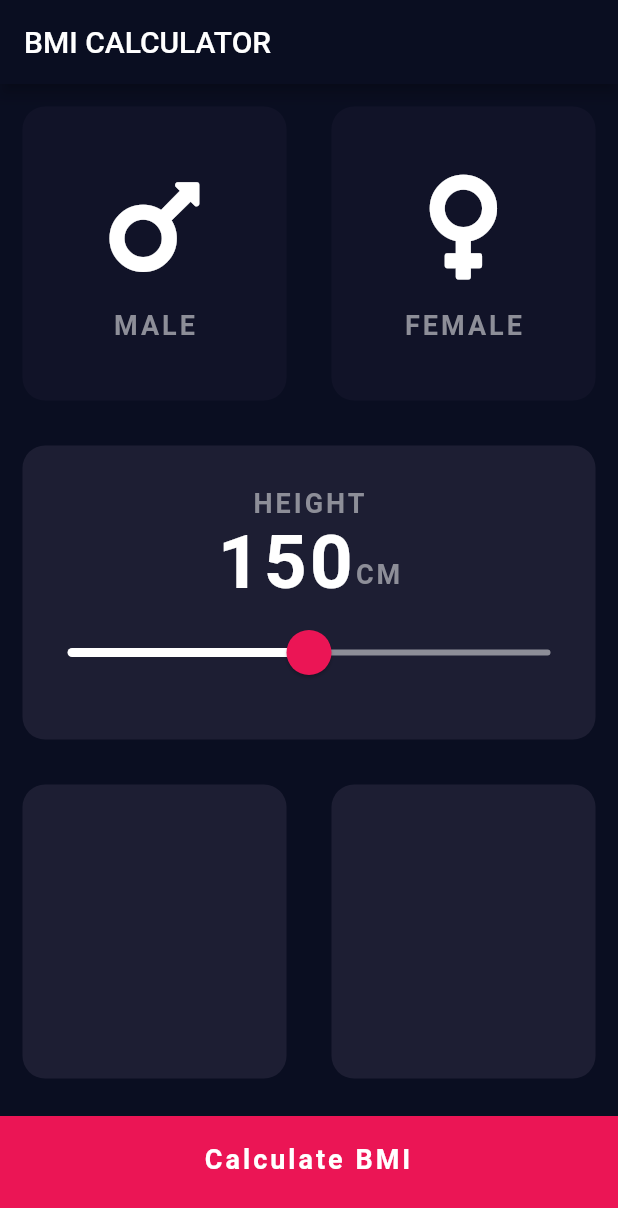
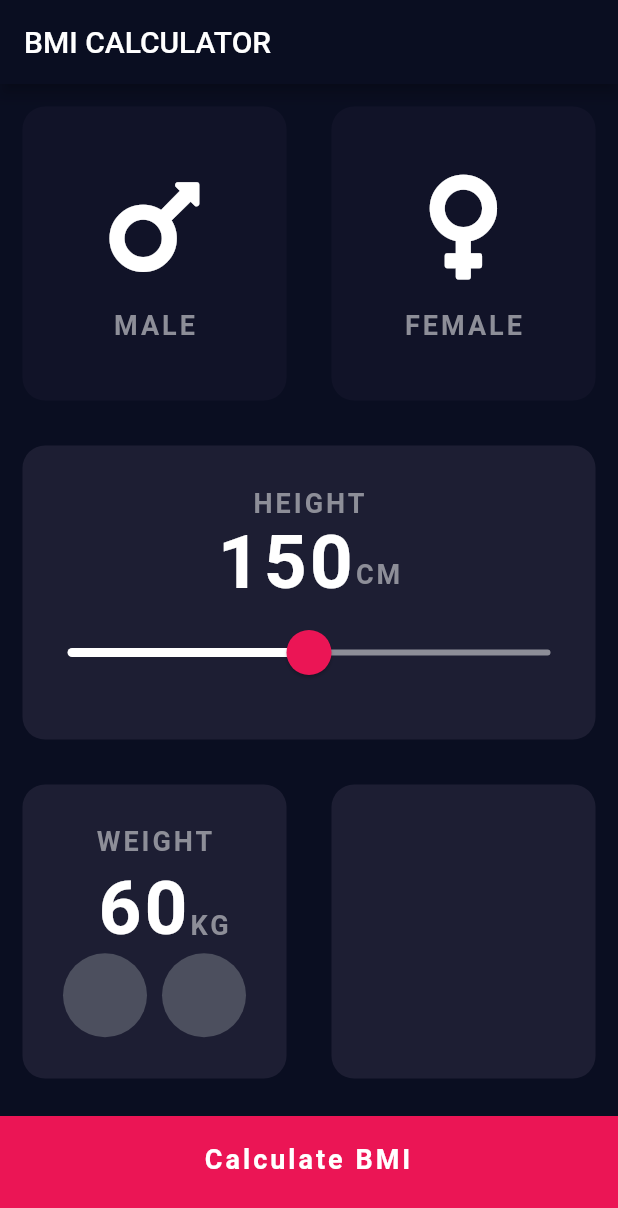
Before and after one commit to nouhben/myBMI, a Flutter app: the screen it shows after launch, on a phone screen of 412 x 824 dp. Shown: the top 1208 px of the screen. Run offline on Flutter 3.47's test engine with Material 2 defaults, Android fonts, the light colour scheme and no system bars; our stand-ins replace font_awesome_flutter.

Commit message:
Adding my own costume button Based on RawMaterialButton Following the way floating action buttons are made

```diff
--- a/lib/input_page.dart
+++ b/lib/input_page.dart
@@ -35,6 +35,7 @@ class _InputPageState extends State<InputPage> {
 //  }
   Gender _selectedGender;
   int _height = 150;
+  int _weight = 60;
   @override
   Widget build(BuildContext context) {
     return Scaffold(
@@ -157,7 +158,35 @@ class _InputPageState extends State<InputPage> {
             child: Row(
               children: [
                 Expanded(
-                  child: ReusableCard(colour: kActiveCardColor),
+                  child: ReusableCard(
+                    colour: kActiveCardColor,
+                    childCard: Column(
+                      mainAxisAlignment: MainAxisAlignment.center,
+                      children: [
+                        Text('WEIGHT', style: kLabelStyle),
+                        Padding(
+                          padding: const EdgeInsets.only(left: 12.0, top: 5.0),
+                          child: Row(
+                            mainAxisAlignment: MainAxisAlignment.center,
+                            textBaseline: TextBaseline.alphabetic,
+                            crossAxisAlignment: CrossAxisAlignment.baseline,
+                            children: [
+                              Text(_weight.toString(), style: kNumberStyle),
+                              Text('KG', style: kLabelStyle),
+                            ],
+                          ),
+                        ),
+                        Row(
+                          mainAxisAlignment: MainAxisAlignment.center,
+                          children: [
+                            RoundIconButton(),
+                            SizedBox(width: 10.0),
+                            RoundIconButton(),
+                          ],
+                        )
+                      ],
+                    ),
+                  ),
                 ),
                 Expanded(
                   child: ReusableCard(colour: kActiveCardColor),
@@ -183,3 +212,17 @@ class _InputPageState extends State<InputPage> {
     );
   }
 }
+
+class RoundIconButton extends StatelessWidget {
+  @override
+  Widget build(BuildContext context) {
+    return RawMaterialButton(
+      constraints: BoxConstraints.tightFor(
+        width: 56.0,
+        height: 56.0,
+      ),
+      shape: CircleBorder(),
+      fillColor: Color(0xff4C4F5E),
+    );
+  }
+}
```
